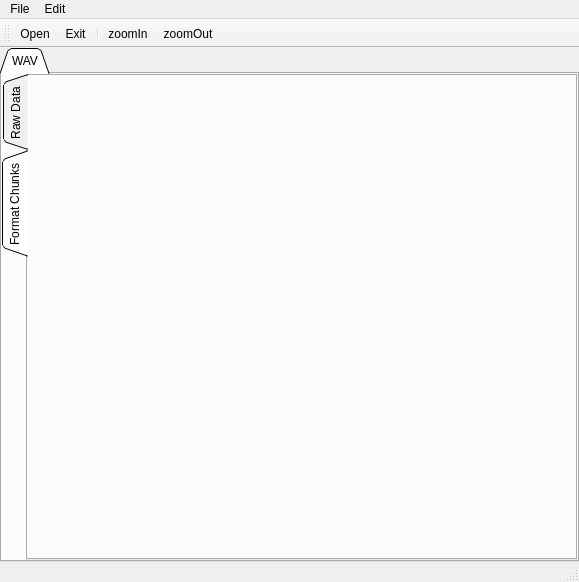
First picture: the form in ui/mainwindow.ui, repository Krb686/audioPipe, before the edit.
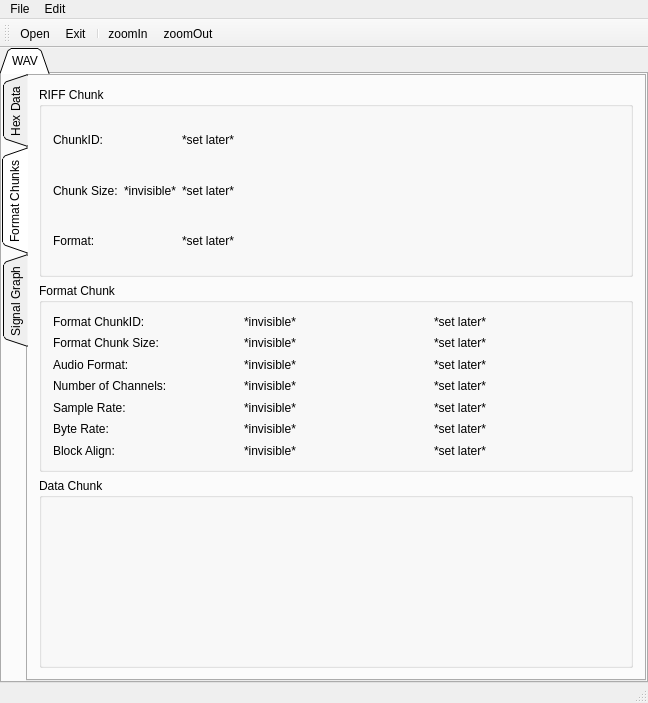
Second picture: the form after the edit. The open tabs and pages were chosen to show the change. Icons and pictures are not drawn.

Commit message: Added:   -filetype checking   -format chunks   -10k hexData loading limit   -signal graph

The edit to the form file:
```diff
--- a/ui/mainwindow.ui
+++ b/ui/mainwindow.ui
@@ -9,8 +9,8 @@
    <rect>
     <x>0</x>
     <y>0</y>
-    <width>579</width>
-    <height>582</height>
+    <width>648</width>
+    <height>703</height>
    </rect>
   </property>
   <property name="sizePolicy">
@@ -96,6 +96,9 @@
           </property>
           <item row="0" column="0">
            <widget class="QTabWidget" name="tabWidget_2">
+            <property name="autoFillBackground">
+             <bool>false</bool>
+            </property>
             <property name="tabPosition">
              <enum>QTabWidget::West</enum>
             </property>
@@ -107,7 +110,7 @@
             </property>
             <widget class="QWidget" name="tab_2">
              <attribute name="title">
-              <string>Raw Data</string>
+              <string>Hex Data</string>
              </attribute>
              <layout class="QGridLayout" name="gridLayout_4">
               <property name="leftMargin">
@@ -141,6 +144,299 @@
              <attribute name="title">
               <string>Format Chunks</string>
              </attribute>
+             <layout class="QGridLayout" name="gridLayout_6">
+              <item row="1" column="0">
+               <widget class="QGroupBox" name="groupBox_2">
+                <property name="title">
+                 <string>Format Chunk</string>
+                </property>
+                <layout class="QGridLayout" name="gridLayout_8">
+                 <item row="1" column="1">
+                  <widget class="QLabel" name="label_14">
+                   <property name="text">
+                    <string>*invisible*</string>
+                   </property>
+                  </widget>
+                 </item>
+                 <item row="0" column="0">
+                  <widget class="QLabel" name="label_22">
+                   <property name="text">
+                    <string>Format ChunkID:</string>
+                   </property>
+                  </widget>
+                 </item>
+                 <item row="0" column="1">
+                  <widget class="QLabel" name="label_2">
+                   <property name="text">
+                    <string>*invisible*</string>
+                   </property>
+                  </widget>
+                 </item>
+                 <item row="5" column="0">
+                  <widget class="QLabel" name="label_11">
+                   <property name="text">
+                    <string>Sample Rate:</string>
+                   </property>
+                  </widget>
+                 </item>
+                 <item row="0" column="2">
+                  <widget class="QLabel" name="label_20">
+                   <property name="text">
+                    <string>*set later*</string>
+                   </property>
+                  </widget>
+                 </item>
+                 <item row="4" column="1">
+                  <widget class="QLabel" name="label_16">
+                   <property name="text">
+                    <string>*invisible*</string>
+                   </property>
+                  </widget>
+                 </item>
+                 <item row="6" column="1">
+                  <widget class="QLabel" name="label_18">
+                   <property name="text">
+                    <string>*invisible*</string>
+                   </property>
+                  </widget>
+                 </item>
+                 <item row="6" column="0">
+                  <widget class="QLabel" name="label_12">
+                   <property name="text">
+                    <string>Byte Rate:</string>
+                   </property>
+                  </widget>
+                 </item>
+                 <item row="3" column="0">
+                  <widget class="QLabel" name="label_23">
+                   <property name="text">
+                    <string>Audio Format:</string>
+                   </property>
+                  </widget>
+                 </item>
+                 <item row="5" column="1">
+                  <widget class="QLabel" name="label_17">
+                   <property name="text">
+                    <string>*invisible*</string>
+                   </property>
+                  </widget>
+                 </item>
+                 <item row="3" column="1">
+                  <widget class="QLabel" name="label_15">
+                   <property name="text">
+                    <string>*invisible*</string>
+                   </property>
+                  </widget>
+                 </item>
+                 <item row="1" column="0">
+                  <widget class="QLabel" name="label_8">
+                   <property name="text">
+                    <string>Format Chunk Size:</string>
+                   </property>
+                  </widget>
+                 </item>
+                 <item row="7" column="1">
+                  <widget class="QLabel" name="label_28">
+                   <property name="text">
+                    <string>*invisible*</string>
+                   </property>
+                  </widget>
+                 </item>
+                 <item row="1" column="2">
+                  <widget class="QLabel" name="label_21">
+                   <property name="text">
+                    <string>*set later*</string>
+                   </property>
+                  </widget>
+                 </item>
+                 <item row="4" column="0">
+                  <widget class="QLabel" name="label_10">
+                   <property name="text">
+                    <string>Number of Channels:</string>
+                   </property>
+                  </widget>
+                 </item>
+                 <item row="7" column="0">
+                  <widget class="QLabel" name="label_13">
+                   <property name="text">
+                    <string>Block Align:</string>
+                   </property>
+                  </widget>
+                 </item>
+                 <item row="3" column="2">
+                  <widget class="QLabel" name="label_25">
+                   <property name="text">
+                    <string>*set later*</string>
+                   </property>
+                  </widget>
+                 </item>
+                 <item row="4" column="2">
+                  <widget class="QLabel" name="label_24">
+                   <property name="text">
+                    <string>*set later*</string>
+                   </property>
+                  </widget>
+                 </item>
+                 <item row="5" column="2">
+                  <widget class="QLabel" name="label_26">
+                   <property name="text">
+                    <string>*set later*</string>
+                   </property>
+                  </widget>
+                 </item>
+                 <item row="6" column="2">
+                  <widget class="QLabel" name="label_27">
+                   <property name="text">
+                    <string>*set later*</string>
+                   </property>
+                  </widget>
+                 </item>
+                 <item row="7" column="2">
+                  <widget class="QLabel" name="label_19">
+                   <property name="text">
+                    <string>*set later*</string>
+                   </property>
+                  </widget>
+                 </item>
+                </layout>
+               </widget>
+              </item>
+              <item row="2" column="0">
+               <widget class="QGroupBox" name="groupBox">
+                <property name="autoFillBackground">
+                 <bool>false</bool>
+                </property>
+                <property name="title">
+                 <string>Data Chunk</string>
+                </property>
+               </widget>
+              </item>
+              <item row="0" column="0">
+               <widget class="QGroupBox" name="groupBox_3">
+                <property name="title">
+                 <string>RIFF Chunk</string>
+                </property>
+                <layout class="QGridLayout" name="gridLayout_7">
+                 <item row="0" column="0">
+                  <widget class="QLabel" name="label">
+                   <property name="sizePolicy">
+                    <sizepolicy hsizetype="Minimum" vsizetype="Preferred">
+                     <horstretch>0</horstretch>
+                     <verstretch>0</verstretch>
+                    </sizepolicy>
+                   </property>
+                   <property name="text">
+                    <string>ChunkID: </string>
+                   </property>
+                  </widget>
+                 </item>
+                 <item row="0" column="2">
+                  <widget class="QLabel" name="label_3">
+                   <property name="sizePolicy">
+                    <sizepolicy hsizetype="Expanding" vsizetype="Preferred">
+                     <horstretch>0</horstretch>
+                     <verstretch>0</verstretch>
+                    </sizepolicy>
+                   </property>
+                   <property name="text">
+                    <string>*set later*</string>
+                   </property>
+                  </widget>
+                 </item>
+                 <item row="1" column="0">
+                  <widget class="QLabel" name="label_4">
+                   <property name="sizePolicy">
+                    <sizepolicy hsizetype="Minimum" vsizetype="Preferred">
+                     <horstretch>0</horstretch>
+                     <verstretch>0</verstretch>
+                    </sizepolicy>
+                   </property>
+                   <property name="text">
+                    <string>Chunk Size:</string>
+                   </property>
+                  </widget>
+                 </item>
+                 <item row="1" column="1">
+                  <widget class="QLabel" name="label_5">
+                   <property name="sizePolicy">
+                    <sizepolicy hsizetype="Fixed" vsizetype="Preferred">
+                     <horstretch>0</horstretch>
+                     <verstretch>0</verstretch>
+                    </sizepolicy>
+                   </property>
+                   <property name="text">
+                    <string>*invisible*</string>
+                   </property>
+                  </widget>
+                 </item>
+                 <item row="1" column="2">
+                  <widget class="QLabel" name="label_6">
+                   <property name="sizePolicy">
+                    <sizepolicy hsizetype="Expanding" vsizetype="Preferred">
+                     <horstretch>0</horstretch>
+                     <verstretch>0</verstretch>
+                    </sizepolicy>
+                   </property>
+                   <property name="text">
+                    <string>*set later*</string>
+                   </property>
+                  </widget>
+                 </item>
+                 <item row="2" column="0">
+                  <widget class="QLabel" name="label_7">
+                   <property name="sizePolicy">
+                    <sizepolicy hsizetype="Minimum" vsizetype="Preferred">
+                     <horstretch>0</horstretch>
+                     <verstretch>0</verstretch>
+                    </sizepolicy>
+                   </property>
+                   <property name="text">
+                    <string>Format:</string>
+                   </property>
+                  </widget>
+                 </item>
+                 <item row="2" column="2">
+                  <widget class="QLabel" name="label_9">
+                   <property name="sizePolicy">
+                    <sizepolicy hsizetype="Expanding" vsizetype="Preferred">
+                     <horstretch>0</horstretch>
+                     <verstretch>0</verstretch>
+                    </sizepolicy>
+                   </property>
+                   <property name="text">
+                    <string>*set later*</string>
+                   </property>
+                  </widget>
+                 </item>
+                </layout>
+               </widget>
+              </item>
+             </layout>
+            </widget>
+            <widget class="QWidget" name="tab_4">
+             <attribute name="title">
+              <string>Signal Graph</string>
+             </attribute>
+             <layout class="QGridLayout" name="gridLayout_5">
+              <property name="leftMargin">
+               <number>0</number>
+              </property>
+              <property name="topMargin">
+               <number>0</number>
+              </property>
+              <property name="rightMargin">
+               <number>0</number>
+              </property>
+              <property name="bottomMargin">
+               <number>0</number>
+              </property>
+              <property name="spacing">
+               <number>0</number>
+              </property>
+              <item row="0" column="0">
+               <widget class="QGraphicsView" name="graphicsView"/>
+              </item>
+             </layout>
             </widget>
            </widget>
           </item>
@@ -165,7 +461,7 @@
     <rect>
      <x>0</x>
      <y>0</y>
-     <width>579</width>
+     <width>648</width>
      <height>21</height>
     </rect>
    </property>
```
Left out of the diff: 8 changed lines with no effect on the pictures. The commit also changes 3 other files.
